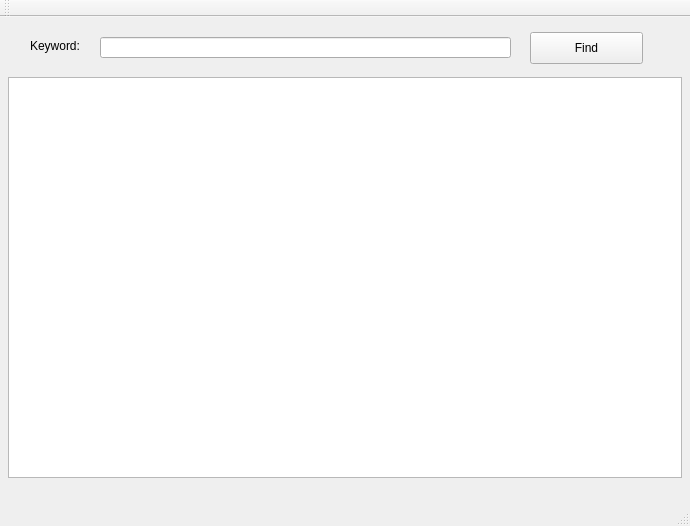
Above: mainwindow.ui from lustigepepe/qtWebEngine before the change. Below: the same form after it.
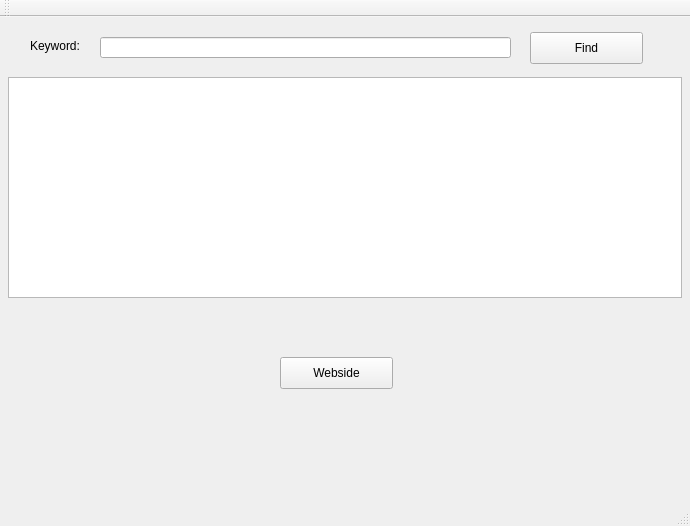
That is the form after the change.

```diff
--- a/mainwindow.ui
+++ b/mainwindow.ui
@@ -38,7 +38,7 @@
       <x>8</x>
       <y>60</y>
       <width>674</width>
-      <height>401</height>
+      <height>221</height>
      </rect>
     </property>
    </widget>
@@ -78,6 +78,19 @@
      </rect>
     </property>
    </widget>
+   <widget class="QPushButton" name="pushButton_2">
+    <property name="geometry">
+     <rect>
+      <x>280</x>
+      <y>340</y>
+      <width>113</width>
+      <height>32</height>
+     </rect>
+    </property>
+    <property name="text">
+     <string>Webside</string>
+    </property>
+   </widget>
   </widget>
   <widget class="QMenuBar" name="menuBar">
    <property name="geometry">
```
